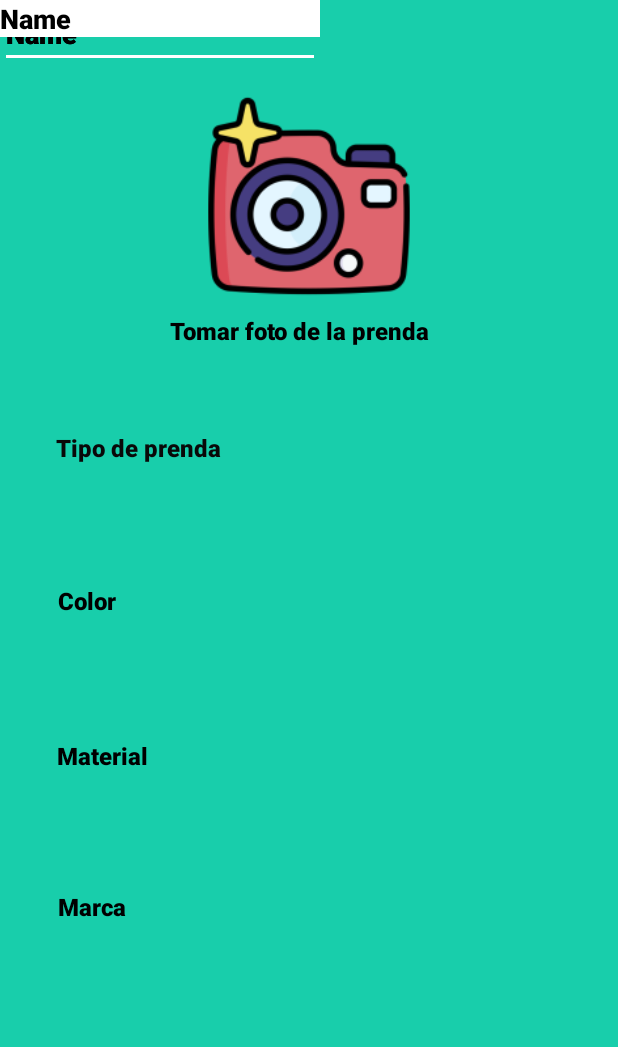
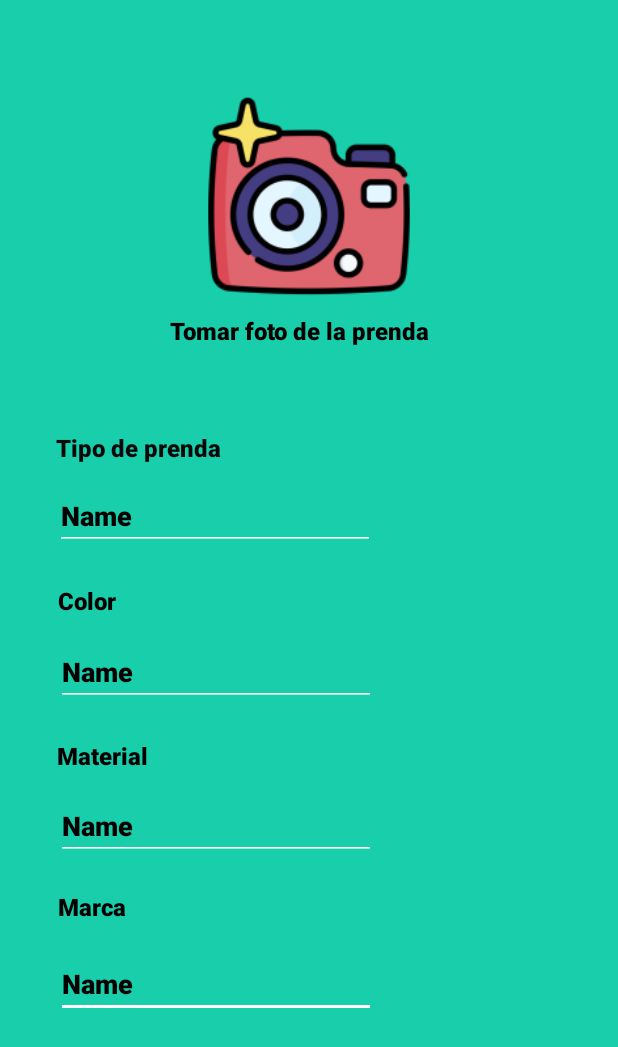
Before and after one commit to Bimbitor/outfit_planner_app, an Android app: the layout activity_clothes_create.xml on its own in the app's theme, with its tools: preview values and no code run, on a phone screen of 412 x 824 dp. Shown: the top 1047 px of the screen. Run offline under Robolectric (Android 15) with nearby library versions, the phone set to English and light mode, and no system bars.

Commit message:
ajuste agregar prendas

```diff
--- a/app/src/main/res/layout/activity_clothes_create.xml
+++ b/app/src/main/res/layout/activity_clothes_create.xml
@@ -16,8 +16,12 @@
         android:inputType="text"
         android:text="Name"
         android:textColor="#000000"
-        tools:layout_editor_absoluteX="38dp"
-        tools:layout_editor_absoluteY="561dp" />
+        app:layout_constraintBottom_toBottomOf="parent"
+        app:layout_constraintEnd_toEndOf="parent"
+        app:layout_constraintHorizontal_bias="0.189"
+        app:layout_constraintStart_toStartOf="parent"
+        app:layout_constraintTop_toBottomOf="@+id/textmarcaprenda"
+        app:layout_constraintVertical_bias="0.112" />
 
     <EditText
         android:id="@+id/editTextmaterialprenda"
@@ -29,8 +33,12 @@
         android:inputType="text"
         android:text="Name"
         android:textColor="#000000"
-        tools:layout_editor_absoluteX="38dp"
-        tools:layout_editor_absoluteY="467dp" />
+        app:layout_constraintBottom_toTopOf="@+id/textmarcaprenda"
+        app:layout_constraintEnd_toEndOf="parent"
+        app:layout_constraintHorizontal_bias="0.189"
+        app:layout_constraintStart_toStartOf="parent"
+        app:layout_constraintTop_toBottomOf="@+id/textmaterialprenda"
+        app:layout_constraintVertical_bias="0.4" />
 
     <EditText
         android:id="@+id/editTextColorprenda"
@@ -42,8 +50,12 @@
         android:inputType="text"
         android:text="Name"
         android:textColor="#000000"
-        tools:layout_editor_absoluteX="38dp"
-        tools:layout_editor_absoluteY="374dp" />
+        app:layout_constraintBottom_toTopOf="@+id/textmaterialprenda"
+        app:layout_constraintEnd_toEndOf="parent"
+        app:layout_constraintHorizontal_bias="0.189"
+        app:layout_constraintStart_toStartOf="parent"
+        app:layout_constraintTop_toBottomOf="@+id/textcolorprenda"
+        app:layout_constraintVertical_bias="0.395" />
 
     <TextView
         android:id="@+id/texttipoprenda"
@@ -141,14 +153,17 @@
         android:id="@+id/editTexttipoprenda"
         android:layout_width="wrap_content"
         android:layout_height="wrap_content"
-        android:background="#000000"
         android:backgroundTint="#FFFFFF"
         android:ems="10"
         android:fontFamily="sans-serif-black"
         android:inputType="text"
         android:text="Name"
         android:textColor="#000000"
-        tools:layout_editor_absoluteX="37dp"
-        tools:layout_editor_absoluteY="291dp" />
+        app:layout_constraintBottom_toTopOf="@+id/textcolorprenda"
+        app:layout_constraintEnd_toEndOf="parent"
+        app:layout_constraintHorizontal_bias="0.184"
+        app:layout_constraintStart_toStartOf="parent"
+        app:layout_constraintTop_toBottomOf="@+id/texttipoprenda"
+        app:layout_constraintVertical_bias="0.34" />
 
 </androidx.constraintlayout.widget.ConstraintLayout>
```
